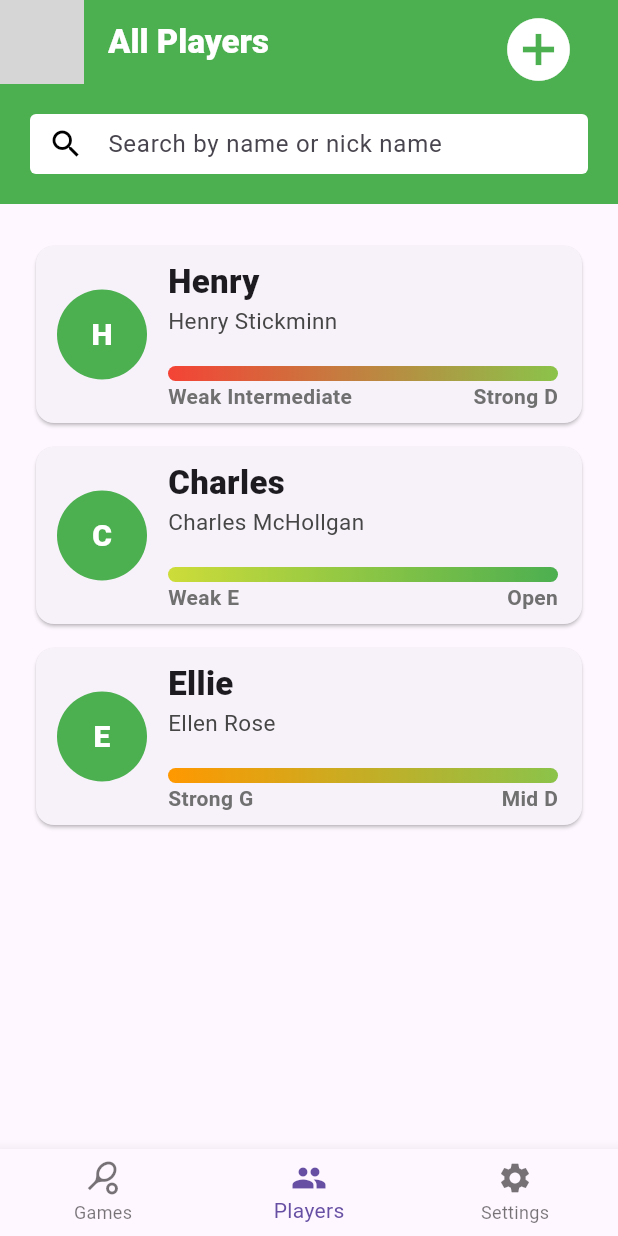
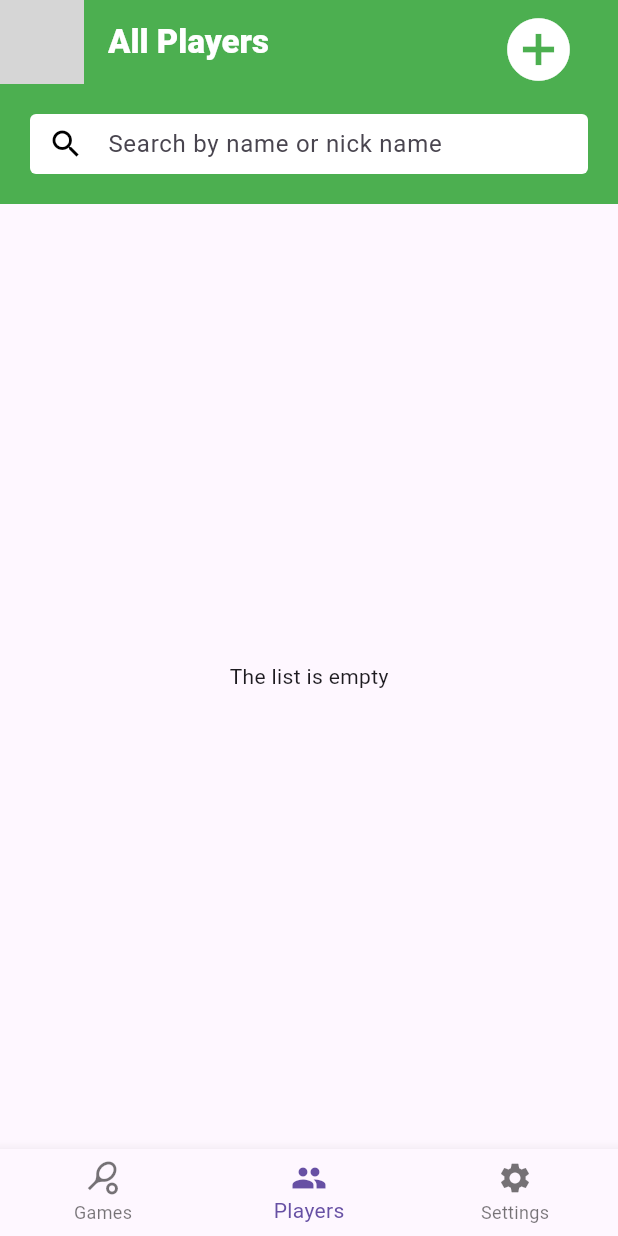
Before and after one commit to SyBorg00/badminton_app, a Flutter app: the screen it shows after launch, item 2 of the bottom bar chosen, on a phone screen of 412 x 824 dp. Run offline on Flutter 3.47's test engine with Material 3 defaults, Android fonts, the phone set to English and light mode, and no system bars; our stand-ins replace shared_preferences; grey boxes are pictures that could not be loaded.

Commit message:
minor UI updates

```diff
--- a/lib/home_screen.dart
+++ b/lib/home_screen.dart
@@ -2,6 +2,8 @@ import 'package:flutter/material.dart';
 import 'game_list.dart';
 import 'player_list.dart';
 import 'user_settings.dart';
+import 'model/games.dart';
+import 'model/players.dart';
 
 class Home extends StatefulWidget {
   const Home({super.key});
@@ -12,10 +14,54 @@ class Home extends StatefulWidget {
 
 class _HomeState extends State<Home> {
   int _currentIndex = 0;
+  final List<Games> _games = [];
+  final List<Players> _players = [];
+
+  void _handleAddGame(Games game) {
+    setState(() {
+      _games.add(game);
+    });
+  }
+
+  void _handleDeleteGame(Games game) {
+    setState(() {
+      _games.removeWhere((g) => g.id == game.id);
+    });
+  }
+
+  void _handleAddPlayer(Players player) {
+    setState(() {
+      _players.add(player);
+    });
+  }
+
+  void _handleEditPlayer(Players player) {
+    setState(() {
+      final index = _players.indexWhere((p) => p.id == player.id);
+      if (index != -1) {
+        _players[index] = player;
+      }
+    });
+  }
+
+  void _handleDeletePlayer(Players player) {
+    setState(() {
+      _players.removeWhere((p) => p.id == player.id);
+    });
+  }
 
   late final List<Widget> _pages = [
-    const GameList(),
-    const PlayerList(),
+    GameList(
+      gameList: _games,
+      onAddGame: _handleAddGame,
+      onDeleteGame: _handleDeleteGame,
+    ),
+    PlayerList(
+      playerList: _players,
+      onAddPlayer: _handleAddPlayer,
+      onEditPlayer: _handleEditPlayer,
+      onDeletePlayer: _handleDeletePlayer,
+    ),
     const UserSettings(),
   ];
 
--- a/lib/player_list.dart
+++ b/lib/player_list.dart
@@ -5,7 +5,18 @@ import 'package:badminton_app/player_edit.dart';
 import 'package:badminton_app/widgets/player_card.dart';
 
 class PlayerList extends StatefulWidget {
-  const PlayerList({super.key});
+  final List<Players> playerList;
+  final Function(Players player) onAddPlayer;
+  final Function(Players player) onEditPlayer;
+  final Function(Players player) onDeletePlayer;
+
+  const PlayerList({
+    super.key,
+    required this.playerList,
+    required this.onAddPlayer,
+    required this.onEditPlayer,
+    required this.onDeletePlayer,
+  });
 
   @override
   State<PlayerList> createState() => _PlayerListState();
@@ -14,54 +25,13 @@ class PlayerList extends StatefulWidget {
 class _PlayerListState extends State<PlayerList> {
   late FocusNode _focus;
   final _searchNameController = TextEditingController();
-  final List<Players> playerList = [
-    Players(
-      id: DateTime.now().millisecondsSinceEpoch.toString(),
-      nickName: "Henry",
-      fullName: "Henry Stickminn",
-      mobileNumber: '09199557889',
-      email: "henry@gmail.com",
-      address: "Davao City",
-      remarks: "A well average player",
-      level: PlayerLevel(
-        rank: RankRange(PlayerRank.intermediate, PlayerRank.levelD),
-        strength: StrengthRange(PlayerStrength.weak, PlayerStrength.strong),
-      ),
-    ),
-    Players(
-      id: DateTime.now().millisecondsSinceEpoch.toString(),
-      nickName: "Charles",
-      fullName: "Charles McHollgan",
-      mobileNumber: '09209988291',
-      email: "charlie@gmail.com",
-      address: "Digos Cityt",
-      remarks: "High level",
-      level: PlayerLevel(
-        rank: RankRange(PlayerRank.levelE, PlayerRank.open),
-        strength: StrengthRange(PlayerStrength.weak, PlayerStrength.strong),
-      ),
-    ),
-    Players(
-      id: DateTime.now().millisecondsSinceEpoch.toString(),
-      nickName: "Ellie",
-      fullName: "Ellen Rose",
-      mobileNumber: '09109928124',
-      email: "charlie@gmail.com",
-      address: "Tagum City",
-      remarks: "Exceptionally Medium",
-      level: PlayerLevel(
-        rank: RankRange(PlayerRank.levelG, PlayerRank.levelD),
-        strength: StrengthRange(PlayerStrength.strong, PlayerStrength.mid),
-      ),
-    ),
-  ];
 
   List<Players> filteredPlayers = [];
 
   @override
   void initState() {
     super.initState();
-    filteredPlayers = playerList;
+    filteredPlayers = List.from(widget.playerList);
     _searchNameController.addListener(_onSearchPlayer);
     _focus = FocusNode();
     _focus.addListener(() {
@@ -72,52 +42,46 @@ class _PlayerListState extends State<PlayerList> {
   void _onSearchPlayer() {
     final query = _searchNameController.text.toLowerCase();
     setState(() {
-      filteredPlayers = playerList.where((player) {
-        final nickname = player.nickName.toLowerCase();
-        final fullName = player.fullName.toLowerCase();
-        return nickname.contains(query) || fullName.contains(query);
-      }).toList();
+      if (query.isEmpty) {
+        filteredPlayers = List.from(widget.playerList);
+      } else {
+        filteredPlayers = widget.playerList.where((player) {
+          final nickname = player.nickName.toLowerCase();
+          final fullName = player.fullName.toLowerCase();
+          return nickname.contains(query) || fullName.contains(query);
+        }).toList();
+      }
     });
   }
 
   //#region CRUD Function operations
   void _addPlayer(Players player) {
-    setState(() {
-      playerList.add(player);
-    });
+    widget.onAddPlayer(player);
+    _onSearchPlayer(); // Refresh filtered list
   }
 
   void _editPlayer(Players updatedPlayer) {
-    setState(() {
-      // Find player in full list
-      final originalIndex = playerList.indexWhere(
-        (p) => p.id == updatedPlayer.id,
-      );
-
-      if (originalIndex != -1) {
-        playerList[originalIndex] = updatedPlayer;
-      }
-
-      // Also update filtered list if visible
-      final filteredIndex = filteredPlayers.indexWhere(
-        (p) => p.id == updatedPlayer.id,
-      );
-
-      if (filteredIndex != -1) {
-        filteredPlayers[filteredIndex] = updatedPlayer;
-      }
-    });
+    widget.onEditPlayer(updatedPlayer);
+    _onSearchPlayer(); // Refresh filtered list
   }
 
   void _deletePlayer(Players player) {
+    widget.onDeletePlayer(player);
     setState(() {
-      playerList.removeWhere((p) => p.id == player.id);
       filteredPlayers.removeWhere((p) => p.id == player.id);
     });
 
     ScaffoldMessenger.of(context).showSnackBar(
       const SnackBar(content: Text('Player successfully deleted')),
     );
+  }
+
+  @override
+  void dispose() {
+    _searchNameController.removeListener(_onSearchPlayer);
+    _searchNameController.dispose();
+    _focus.dispose();
+    super.dispose();
   }
   //#endregion
 
--- a/lib/widgets/court_section.dart
+++ b/lib/widgets/court_section.dart
@@ -172,6 +172,10 @@ class _CourtSectionWidgetState extends State<CourtSectionWidget> {
 
           Center(
             child: ElevatedButton.icon(
+              style: ElevatedButton.styleFrom(
+                backgroundColor: Colors.green,
+                foregroundColor: Colors.white,
+              ),
               onPressed: _addSection,
               icon: const Icon(Icons.add),
               label: const Text('Add Section'),
```
Also changed, not shown: lib/game_add.dart (+22 -2 lines), lib/game_list.dart (+31 -21 lines), lib/user_settings.dart (+20 -1 lines).
